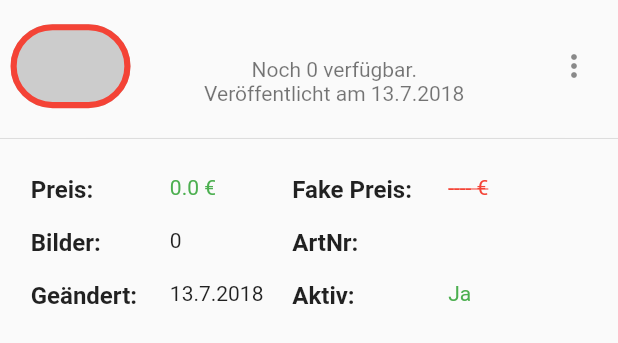
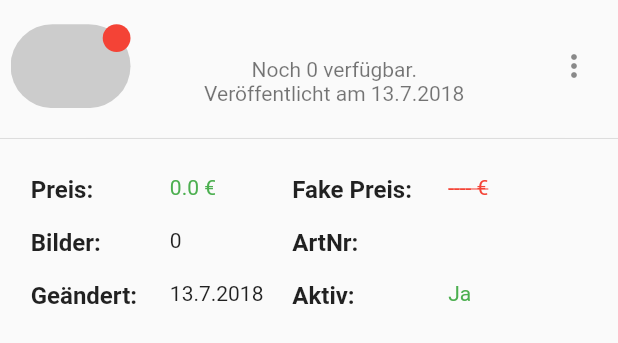
Before and after one commit to p0thi/shopware_product_manager, a Flutter app: the ProductPreview widget shown alone on an empty page, opened directly with empty values, on a phone screen of 412 x 824 dp. Shown: the top 343 px of the screen. Run offline on Flutter 3.47's test engine with Material 2 defaults, Android fonts, the phone set to English and light mode, and no system bars; our stand-ins replace convert, fluttertoast, image_picker, shared_preferences; missing offline and left inert: zoomable_image; accounts and stored records are empty.

Commit message:
status now a circle

```diff
--- a/lib/widgets/components/ProductPreview.dart
+++ b/lib/widgets/components/ProductPreview.dart
@@ -73,6 +73,8 @@ class _ProductPreviewState extends State<ProductPreview>
             ),
             leading:
 //          CircleAvatar(radius: 40.0, backgroundImage: NetworkImage(_imageUrl)),
+                Stack(
+              children: <Widget>[
                 Container(
                   width: 80.0,
                   height: 80.0,
@@ -80,13 +82,30 @@ class _ProductPreviewState extends State<ProductPreview>
                     image: DecorationImage(
                         image: fetchImage().image, fit: BoxFit.cover),
                     borderRadius: BorderRadius.all(Radius.circular(50.0)),
-                  border: Border.all(
-                      width: Util.relWidth(context, 1.0),
+//                  border: Border.all(
+//                      width: Util.relWidth(context, 1.0),
+//                      color: widget._product.quantity < 1
+//                          ? Colors.red
+//                          : !widget._product.isActive
+//                              ? Colors.orange
+//                              : Colors.green)
+                  ),
+                ),
+                Positioned(
+                  right: .0,
+                  child: Material(
+                      borderRadius: BorderRadius.all(Radius.circular(50.0)),
+                      child: Container(
+                        height: Util.relWidth(context, 4.5),
+                        width: Util.relWidth(context, 4.5),
+                      ),
                       color: widget._product.quantity < 1
                           ? Colors.red
                           : !widget._product.isActive
                               ? Colors.orange
-                              : Colors.green)),
+                              : Colors.green),
+                ),
+              ],
             ),
             contentPadding: new EdgeInsets.only(
                 top: Util.relWidth(context, 3.3),
```
Also changed, not shown: 1 other file. Lines whose indentation alone changed are shown as unchanged.
